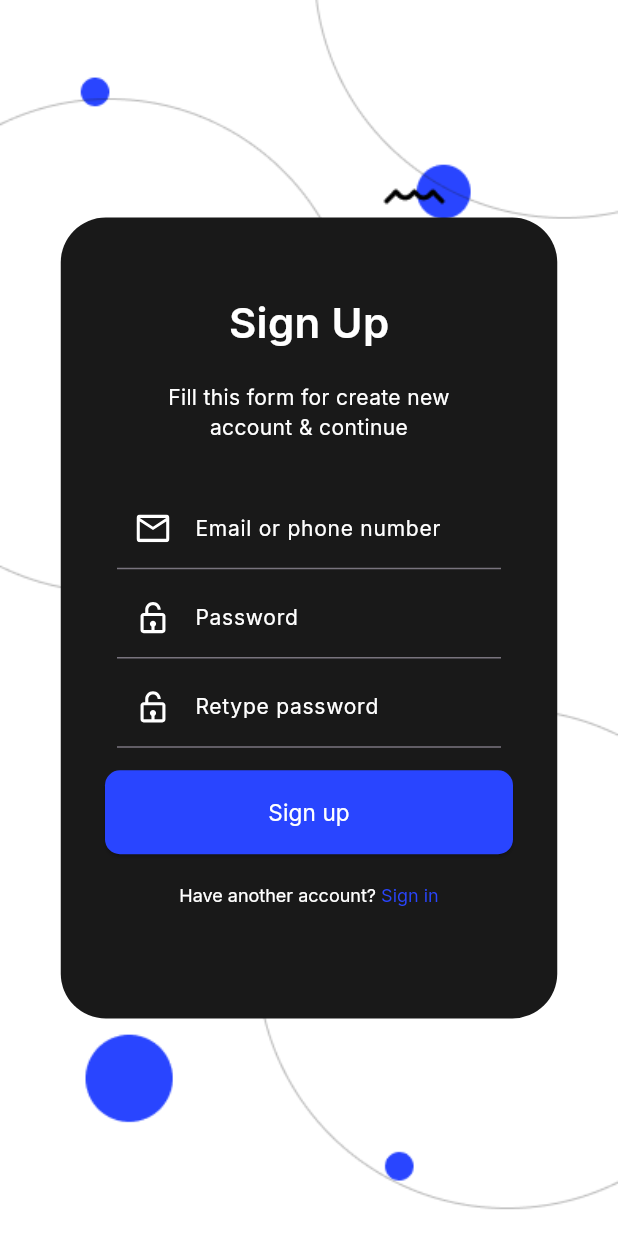
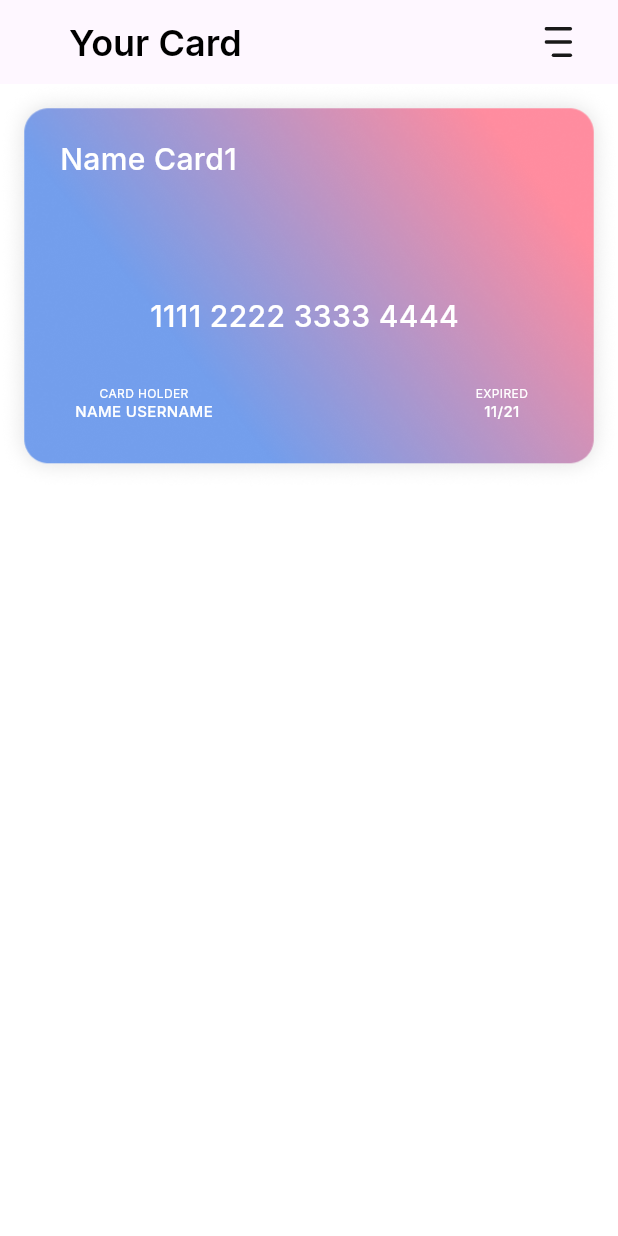
Before and after one commit to Maksi-GitHub/Figma_app, a Flutter app: the screen it shows after launch, after a tap on "Sign up", on a phone screen of 412 x 824 dp. Run offline on Flutter 3.47's test engine with Material 3 defaults, Android fonts, the light colour scheme and no system bars; our stand-ins replace flutter_svg, google_fonts.

Commit message:
Сделана одна карта на странице Your Card

```diff
--- a/lib/design/color.dart
+++ b/lib/design/color.dart
@@ -1,4 +1,6 @@
 import 'package:flutter/material.dart';
+
+const backgroundColor = Color(0xFFFFFFFF);
 
 const primaryColor = Color(0xFF2945FF);
 
@@ -6,6 +8,10 @@ const textColorHeadline = Color(0xFF231F20);
 
 const textColor = Color(0xFF000000);
 
-const textColorSignUp = Color(0xFFFFFFFF);
+const textColor2 = Color(0xFFFFFFFF);
 
-const containerSignUp = Color(0xFF191919);
+const containerSignUpIn = Color(0xFF191919);
+
+const cardColor1 = Color(0xFFEF8C75);
+
+const cardColor2 = Color(0xFFF6C6BB);
--- a/lib/design/icons.dart
+++ b/lib/design/icons.dart
@@ -6,3 +6,5 @@ final emailIcon = SvgPicture.asset('assets/icons/email.svg');
 final castleImage = SvgPicture.asset('assets/icons/castle.svg');
 
 final menuIcon = SvgPicture.asset('assets/icons/menu.svg');
+
+final googleIcon = SvgPicture.asset('assets/icons/google_icon.svg');
--- /dev/null
+++ b/lib/design/your_cards.dart
@@ -0,0 +1,30 @@
+const List yourCard = [
+{
+  "card": "assets/icons/card1.png",
+  "nameCard": "Name Card1",
+  "numberCard": "1111 2222 3333 4444",
+  "nameUser": "NAME USERNAME",
+  "dateCard": "11/21"
+  },
+  {
+  "card": "assets/icons/card2.png",
+  "nameCard": "Card2",
+  "numberCard": "2222 3333 4444 5555",
+  "nameUser": "NAME USERNAME",
+  "dateCard": "12/22"
+  },
+  {
+  "card": "assets/icons/card3.png",
+  "nameCard": "Card3",
+  "numberCard": "3333 4444 5555 6666",
+  "nameUser": "NAME USERNAME",
+  "dateCard": "13/23"
+  },
+  {
+  "card": "assets/icons/card4.png",
+  "nameCard": "Card4",
+  "numberCard": "4444 5555 6666 7777",
+  "nameUser": "NAME USERNAME",
+  "dateCard": "14/24"
+  }
+];
--- a/lib/main.dart
+++ b/lib/main.dart
@@ -1,5 +1,5 @@
 import 'package:flutter/material.dart';
-import 'package:flutter_app_figma/pages/signup_pages.dart';
+import 'package:flutter_app_figma/pages/signup_page.dart';
 
 void main(){
   runApp(const FigmaApp());
--- a/lib/pages/signup_pages.dart
+++ b/lib/pages/signin_page.dart
@@ -2,10 +2,11 @@ import 'package:flutter/gestures.dart';
 import 'package:flutter/material.dart';
 import 'package:flutter_app_figma/design/color.dart';
 import 'package:flutter_app_figma/design/icons.dart';
+import 'package:flutter_app_figma/pages/your_card_page.dart';
 import 'package:google_fonts/google_fonts.dart';
 
-class SignUpPage extends StatelessWidget {
-  const SignUpPage({super.key});
+class SignInPage extends StatelessWidget {
+  const SignInPage({super.key});
 
   @override
   Widget build(BuildContext context) {
@@ -22,16 +23,16 @@ class SignUpPage extends StatelessWidget {
             width: 331,
             decoration: BoxDecoration(
                 borderRadius: BorderRadius.circular(30),
-                color: containerSignUp),
+                color: containerSignUpIn),
             child: Column(
               children: [
                 Container(
                     margin: const EdgeInsets.only(top: 50),
                     child: Text(
-                      'Sign Up',
+                      'Sign In',
                       style: GoogleFonts.inter(
                           textStyle: const TextStyle(
-                              color: textColorSignUp,
+                              color: textColor2,
                               fontSize: 28,
                               fontWeight: FontWeight.w600)),
                     )),
@@ -39,10 +40,10 @@ class SignUpPage extends StatelessWidget {
                   margin: const EdgeInsets.only(left: 50, right: 50, top: 20),
                   child: Text(
                     textAlign: TextAlign.center,
-                    'Fill this form for create new account & continue',
+                    'Login to your account',
                     style: GoogleFonts.inter(
                         textStyle: const TextStyle(
-                      color: textColorSignUp,
+                      color: textColor2,
                       fontSize: 14,
                       fontWeight: FontWeight.w400,
                     )),
@@ -52,7 +53,12 @@ class SignUpPage extends StatelessWidget {
                   margin: const EdgeInsets.only(top: 30),
                   width: 256,
                   child: TextField(
+                    cursorColor: primaryColor,
+                    style:
+                        const TextStyle(color: textColor2, fontSize: 15),
                     decoration: InputDecoration(
+                      focusedBorder: const UnderlineInputBorder(
+                          borderSide: BorderSide(color: primaryColor)),
                       prefixIcon: Padding(
                         padding: const EdgeInsets.all(13),
                         child: emailIcon,
@@ -61,7 +67,7 @@ class SignUpPage extends StatelessWidget {
                       labelStyle: GoogleFonts.inter(
                           textStyle: const TextStyle(
                               fontSize: 14,
-                              color: textColorSignUp,
+                              color: textColor2,
                               fontWeight: FontWeight.w400)),
                     ),
                   ),
@@ -70,7 +76,12 @@ class SignUpPage extends StatelessWidget {
                   margin: const EdgeInsets.only(top: 5),
                   width: 256,
                   child: TextField(
+                    cursorColor: primaryColor,
+                    style:
+                        const TextStyle(color: textColor2, fontSize: 15),
                     decoration: InputDecoration(
+                      focusedBorder: const UnderlineInputBorder(
+                          borderSide: BorderSide(color: primaryColor)),
                       prefixIcon: Padding(
                         padding: const EdgeInsets.all(13),
                         child: castleImage,
@@ -79,35 +90,22 @@ class SignUpPage extends StatelessWidget {
                       labelStyle: GoogleFonts.inter(
                           textStyle: const TextStyle(
                               fontSize: 14,
-                              color: textColorSignUp,
+                              color: textColor2,
                               fontWeight: FontWeight.w400)),
                     ),
                   ),
                 ),
                 Container(
-                  margin: const EdgeInsets.only(top: 5),
-                  width: 256,
-                  child: TextField(
-                    decoration: InputDecoration(
-                      prefixIcon: Padding(
-                        padding: const EdgeInsets.all(13),
-                        child: castleImage,
-                      ),
-                      labelText: 'Retype password',
-                      labelStyle: GoogleFonts.inter(
-                          textStyle: const TextStyle(
-                              fontSize: 14,
-                              color: textColorSignUp,
-                              fontWeight: FontWeight.w400)),
-                    ),
-                  ),
-                ),
-                Container(
-                  margin: const EdgeInsets.only(top: 15),
+                  margin: const EdgeInsets.only(top: 25),
                   height: 56,
                   width: 272,
                   child: ElevatedButton(
-                    onPressed: () {},
+                    onPressed: () {
+                      Navigator.push(
+                          context,
+                          MaterialPageRoute(
+                              builder: (context) => const YourCard()));
+                    },
                     style: ElevatedButton.styleFrom(
                       backgroundColor: primaryColor,
                       shape: RoundedRectangleBorder(
@@ -119,13 +117,45 @@ class SignUpPage extends StatelessWidget {
                       style: GoogleFonts.inter(
                           textStyle: const TextStyle(
                               fontSize: 15,
-                              color: textColorSignUp,
+                              color: textColor2,
                               fontWeight: FontWeight.w400)),
                     ),
                   ),
                 ),
                 Container(
-                  margin: EdgeInsets.only(top: 20),
+                  margin: const EdgeInsets.only(top: 25),
+                  height: 56,
+                  width: 272,
+                  child: ElevatedButton(
+                    onPressed: () {},
+                    style: ElevatedButton.styleFrom(
+                      backgroundColor: textColor2,
+                      shape: RoundedRectangleBorder(
+                        borderRadius: BorderRadius.circular(10),
+                      ),
+                    ),
+                    child: Row(
+                      children: [
+                        Container(
+                          height: 30,
+                          width: 30,
+                          margin: const EdgeInsets.only(right: 20),
+                          child: googleIcon,
+                        ),
+                        Text(
+                          'Login with Google',
+                          style: GoogleFonts.inter(
+                              textStyle: const TextStyle(
+                                  fontSize: 15,
+                                  color: primaryColor,
+                                  fontWeight: FontWeight.w400)),
+                        ),
+                      ],
+                    ),
+                  ),
+                ),
+                Container(
+                  margin: const EdgeInsets.only(top: 20),
                   child: RichText(
                     text: TextSpan(children: [
                       TextSpan(
@@ -133,11 +163,11 @@ class SignUpPage extends StatelessWidget {
                         style: GoogleFonts.inter(
                             textStyle: const TextStyle(
                                 fontSize: 12,
-                              color: textColorSignUp,
+                                color: textColor2,
                                 fontWeight: FontWeight.w400)),
                       ),
                       TextSpan(
-                          text: 'Sign in',
+                          text: 'Sign Up',
                           style: GoogleFonts.inter(
                               textStyle: const TextStyle(
                                   fontSize: 12,
@@ -145,7 +175,7 @@ class SignUpPage extends StatelessWidget {
                                   fontWeight: FontWeight.w400)),
                           recognizer: TapGestureRecognizer()
                             ..onTap = () {
-
+                              Navigator.pop(context);
                             }),
                     ]),
                   ),
--- /dev/null
+++ b/lib/pages/signup_page.dart
@@ -0,0 +1,186 @@
+import 'package:flutter/gestures.dart';
+import 'package:flutter/material.dart';
+import 'package:flutter_app_figma/design/color.dart';
+import 'package:flutter_app_figma/design/icons.dart';
+import 'package:flutter_app_figma/pages/signin_page.dart';
+import 'package:flutter_app_figma/pages/your_card_page.dart';
+import 'package:google_fonts/google_fonts.dart';
+
+class SignUpPage extends StatelessWidget {
+  const SignUpPage({super.key});
+
+  @override
+  Widget build(BuildContext context) {
+    return Scaffold(
+      body: Container(
+        decoration: const BoxDecoration(
+          image: DecorationImage(
+              image: AssetImage('assets/icons/background.png'),
+              fit: BoxFit.cover),
+        ),
+        child: Center(
+          child: Container(
+            height: 534,
+            width: 331,
+            decoration: BoxDecoration(
+                borderRadius: BorderRadius.circular(30),
+                color: containerSignUpIn),
+            child: Column(
+              children: [
+                Container(
+                    margin: const EdgeInsets.only(top: 50),
+                    child: Text(
+                      'Sign Up',
+                      style: GoogleFonts.inter(
+                          textStyle: const TextStyle(
+                              color: textColor2,
+                              fontSize: 28,
+                              fontWeight: FontWeight.w600)),
+                    )),
+                Container(
+                  margin: const EdgeInsets.only(left: 50, right: 50, top: 20),
+                  child: Text(
+                    textAlign: TextAlign.center,
+                    'Fill this form for create new account & continue',
+                    style: GoogleFonts.inter(
+                        textStyle: const TextStyle(
+                      color: textColor2,
+                      fontSize: 14,
+                      fontWeight: FontWeight.w400,
+                    )),
+                  ),
+                ),
+                Container(
+                  margin: const EdgeInsets.only(top: 30),
+                  width: 256,
+                  child: TextField(
+                    cursorColor: primaryColor,
+                    style:
+                        const TextStyle(color: textColor2, fontSize: 15),
+                    decoration: InputDecoration(
+                      focusedBorder: const UnderlineInputBorder(
+                          borderSide: BorderSide(color: primaryColor)),
+                      prefixIcon: Padding(
+                        padding: const EdgeInsets.all(13),
+                        child: emailIcon,
+                      ),
+                      labelText: 'Email or phone number',
+                      labelStyle: GoogleFonts.inter(
+                          textStyle: const TextStyle(
+                              fontSize: 14,
+                              color: textColor2,
+                              fontWeight: FontWeight.w400)),
+                    ),
+                  ),
+                ),
+                Container(
+                  margin: const EdgeInsets.only(top: 5),
+                  width: 256,
+                  child: TextField(
+                    cursorColor: primaryColor,
+                    style:
+                        const TextStyle(color: textColor2, fontSize: 15),
+                    decoration: InputDecoration(
+                      focusedBorder: const UnderlineInputBorder(
+                          borderSide: BorderSide(color: primaryColor)),
+                      prefixIcon: Padding(
+                        padding: const EdgeInsets.all(13),
+                        child: castleImage,
+                      ),
+                      labelText: 'Password',
+                      labelStyle: GoogleFonts.inter(
+                          textStyle: const TextStyle(
+                              fontSize: 14,
+                              color: textColor2,
+                              fontWeight: FontWeight.w400)),
+                    ),
+                  ),
+                ),
+                Container(
+                  margin: const EdgeInsets.only(top: 5),
+                  width: 256,
+                  child: TextField(
+                    cursorColor: primaryColor,
+                    style:
+                        const TextStyle(color: textColor2, fontSize: 15),
+                    decoration: InputDecoration(
+                      focusedBorder: const UnderlineInputBorder(
+                          borderSide: BorderSide(color: primaryColor)),
+                      prefixIcon: Padding(
+                        padding: const EdgeInsets.all(13),
+                        child: castleImage,
+                      ),
+                      labelText: 'Retype password',
+                      labelStyle: GoogleFonts.inter(
+                          textStyle: const TextStyle(
+                              fontSize: 14,
+                              color: textColor2,
+                              fontWeight: FontWeight.w400)),
+                    ),
+                  ),
+                ),
+                Container(
+                  margin: const EdgeInsets.only(top: 15),
+                  height: 56,
+                  width: 272,
+                  child: ElevatedButton(
+                    onPressed: () {
+                      Navigator.push(
+                          context,
+                          MaterialPageRoute(
+                              builder: (context) => const YourCard()));
+                    },
+                    style: ElevatedButton.styleFrom(
+                      backgroundColor: primaryColor,
+                      shape: RoundedRectangleBorder(
+                        borderRadius: BorderRadius.circular(10),
+                      ),
+                    ),
+                    child: Text(
+                      'Sign up',
+                      style: GoogleFonts.inter(
+                          textStyle: const TextStyle(
+                              fontSize: 15,
+                              color: textColor2,
+                              fontWeight: FontWeight.w400)),
+                    ),
+                  ),
+                ),
+                Container(
+                  margin: const EdgeInsets.only(top: 20),
+                  child: RichText(
+                    text: TextSpan(children: [
+                      TextSpan(
+                        text: 'Have another account? ',
+                        style: GoogleFonts.inter(
+                            textStyle: const TextStyle(
+                                fontSize: 12,
+                                color: textColor2,
+                                fontWeight: FontWeight.w400)),
+                      ),
+                      TextSpan(
+                          text: 'Sign in',
+                          style: GoogleFonts.inter(
+                              textStyle: const TextStyle(
+                                  fontSize: 12,
+                                  color: primaryColor,
+                                  fontWeight: FontWeight.w400)),
+                          recognizer: TapGestureRecognizer()
+                            ..onTap = () {
+                              Navigator.push(
+                                  context,
+                                  MaterialPageRoute(
+                                      builder: (context) =>
+                                          const SignInPage()));
+                            }),
+                    ]),
+                  ),
+                ),
+              ],
+            ),
+          ),
+        ),
+      ),
+    );
+  }
+}
--- /dev/null
+++ b/lib/pages/your_card_page.dart
@@ -0,0 +1,112 @@
+import 'package:flutter/material.dart';
+import 'package:flutter_app_figma/design/color.dart';
+import 'package:flutter_app_figma/design/icons.dart';
+import 'package:flutter_app_figma/design/your_cards.dart';
+import 'package:google_fonts/google_fonts.dart';
+
+class YourCard extends StatefulWidget {
+  const YourCard({super.key});
+
+  @override
+  State<YourCard> createState() => _YourCardState();
+}
+
+class _YourCardState extends State<YourCard> {
+  @override
+  Widget build(BuildContext context) {
+    return Scaffold(
+      backgroundColor: backgroundColor,
+      appBar: AppBar(
+        automaticallyImplyLeading: false,
+        title: Padding(
+          padding: const EdgeInsets.only(left: 30),
+          child: Text(
+            'Your Card',
+            style: GoogleFonts.inter(
+                textStyle: const TextStyle(
+                    fontSize: 24,
+                    color: textColor,
+                    fontWeight: FontWeight.w600)),
+          ),
+        ),
+        actions: [
+          Container(
+            margin: const EdgeInsets.only(right: 30),
+            child: menuIcon,
+          )
+        ],
+      ),
+      body: Stack(
+        children: <Widget>[
+          Image(image: AssetImage(yourCard[0]['card'])),
+          Positioned(
+            top: 35,
+            left: 40,
+            child: Text(
+              yourCard[0]['nameCard'],
+              style: GoogleFonts.inter(
+                textStyle: const TextStyle(
+                    fontSize: 20,
+                    color: textColor2,
+                    fontWeight: FontWeight.w500),
+              ),
+            ),
+          ),
+          Positioned(
+            top: 140,
+            left: 100,
+            child: Text(
+              yourCard[0]['numberCard'],
+              style: GoogleFonts.inter(
+                textStyle: const TextStyle(
+                    fontSize: 20,
+                    color: textColor2,
+                    fontWeight: FontWeight.w500),
+              ),
+            ),
+          ),
+          Positioned(
+            top: 200,
+            left: 50,
+            child: Column(
+              children: [
+                Text('CARD HOLDER', style: GoogleFonts.inter(textStyle: const TextStyle(fontSize: 8,
+                        color: textColor2,
+                        fontWeight: FontWeight.w400))),
+                Text(
+                  yourCard[0]['nameUser'],
+                  style: GoogleFonts.inter(
+                    textStyle: const TextStyle(
+                        fontSize: 10,
+                        color: textColor2,
+                        fontWeight: FontWeight.w500),
+                  ),
+                ),
+              ],
+            ),
+          ),
+          Positioned(
+            top: 200,
+            right: 60,
+            child: Column(
+              children: [
+                Text('EXPIRED', style: GoogleFonts.inter(textStyle: const TextStyle(fontSize: 8,
+                        color: textColor2,
+                        fontWeight: FontWeight.w400))),
+                Text(
+                  yourCard[0]['dateCard'],
+                  style: GoogleFonts.inter(
+                    textStyle: const TextStyle(
+                        fontSize: 10,
+                        color: textColor2,
+                        fontWeight: FontWeight.w500),
+                  ),
+                ),
+              ],
+            ),
+          ),
+        ],
+      ),
+    );
+  }
+}
```
Also changed, not shown: assets/icons/card1.png (added), assets/icons/card2.png (added), assets/icons/card3.png (added), assets/icons/card4.png (added), assets/icons/google_icon.svg (added). Lines whose indentation alone changed are shown as unchanged.
